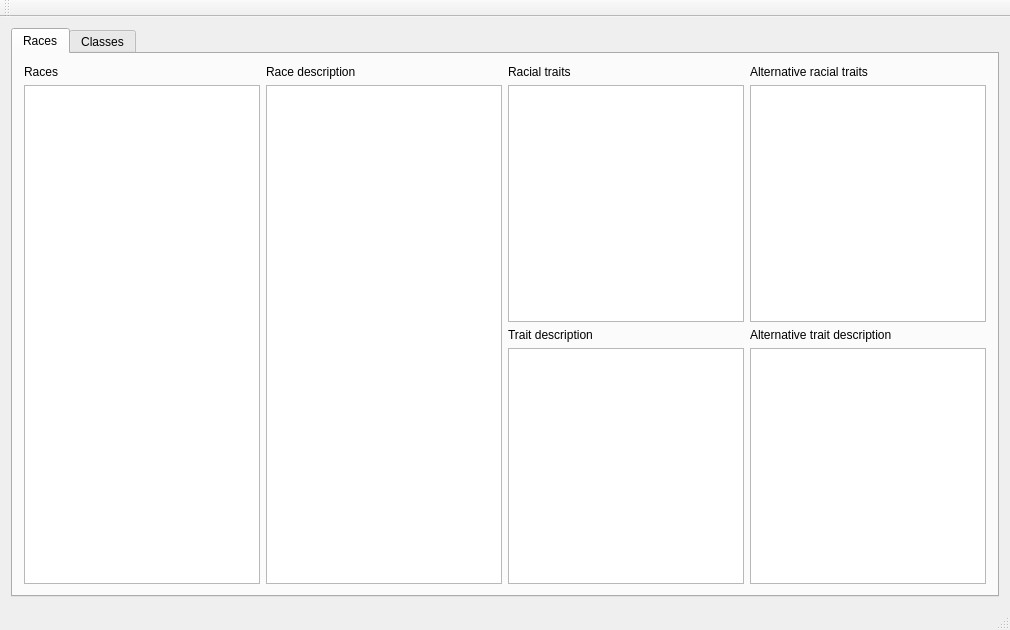
Qt form mainwindow.ui (Faelwen/FGClassRaceCreator) before a commit.
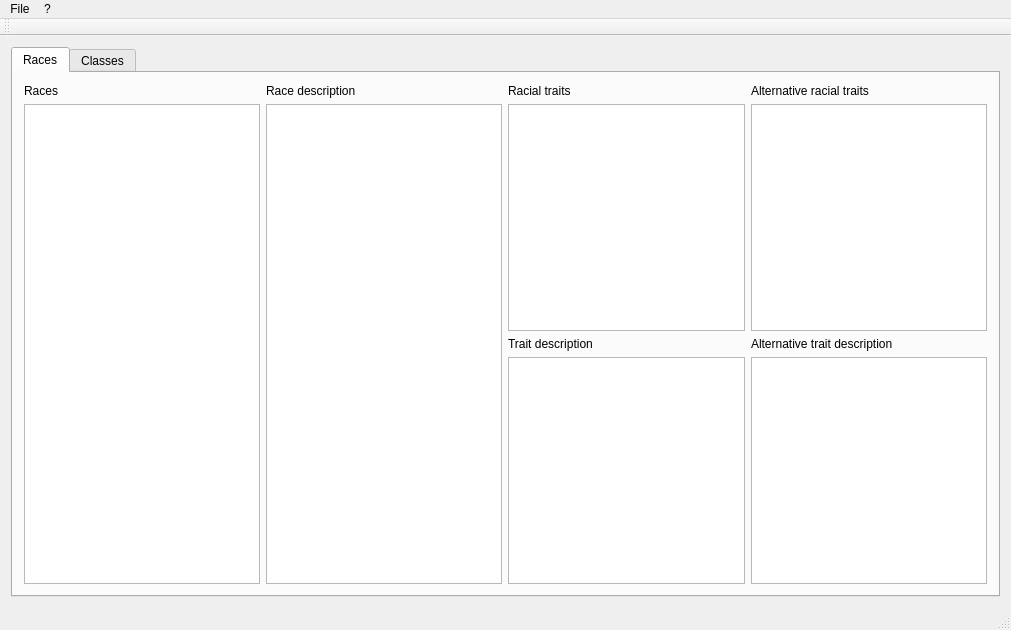
The same form after that commit.

Commit message: Add menu signals

What changed in the file:
```diff
--- a/mainwindow.ui
+++ b/mainwindow.ui
@@ -6,7 +6,7 @@
    <rect>
     <x>0</x>
     <y>0</y>
-    <width>1010</width>
+    <width>1011</width>
     <height>630</height>
    </rect>
   </property>
@@ -105,10 +105,28 @@
     <rect>
      <x>0</x>
      <y>0</y>
-     <width>1010</width>
+     <width>1011</width>
      <height>21</height>
     </rect>
    </property>
+   <widget class="QMenu" name="menuFile">
+    <property name="title">
+     <string>File</string>
+    </property>
+    <addaction name="actionOpen"/>
+    <addaction name="actionSave"/>
+    <addaction name="actionSave_as"/>
+    <addaction name="separator"/>
+    <addaction name="actionExit"/>
+   </widget>
+   <widget class="QMenu" name="menu">
+    <property name="title">
+     <string>?</string>
+    </property>
+    <addaction name="actionAbout"/>
+   </widget>
+   <addaction name="menuFile"/>
+   <addaction name="menu"/>
   </widget>
   <widget class="QToolBar" name="mainToolBar">
    <attribute name="toolBarArea">
```
Left out of the diff: 27 changed lines with no effect on the pictures. The commit also changes 2 other files.
